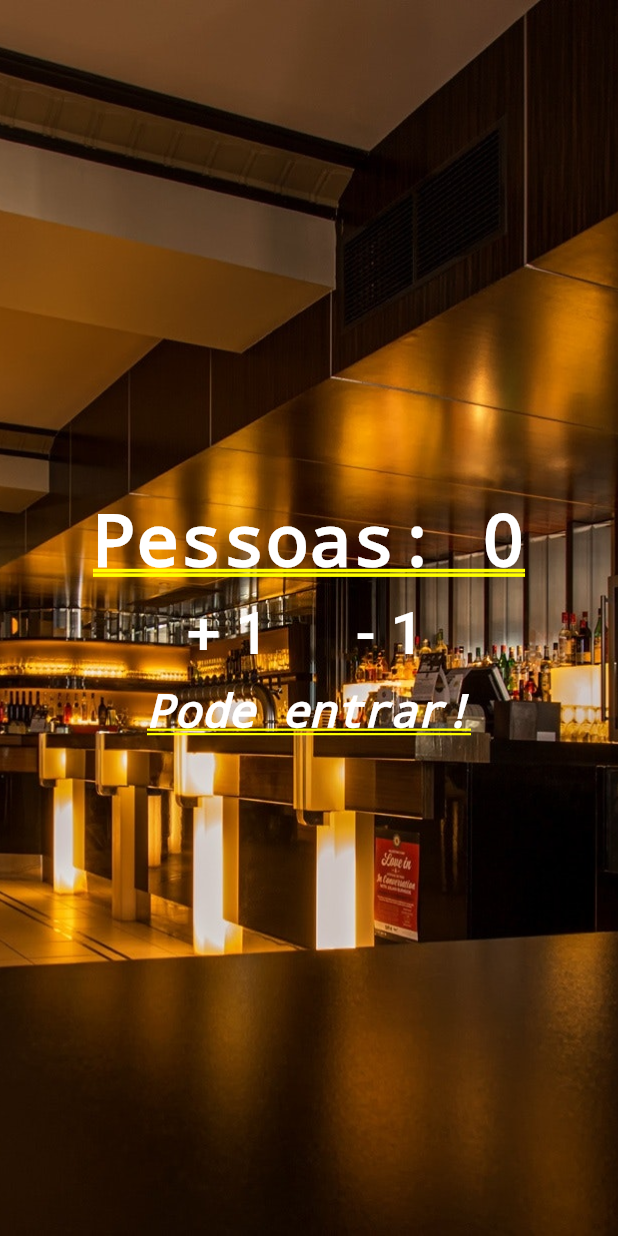
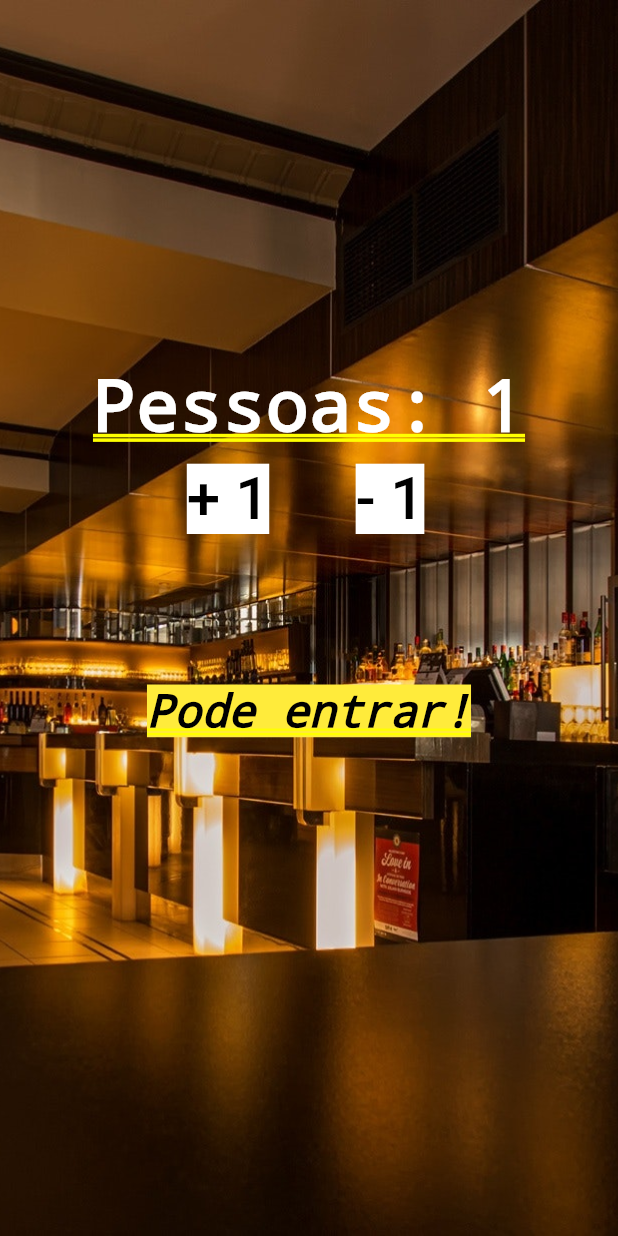
Before and after one commit to felipefabricio31/count-people-flutter, a Flutter app: the screen it shows after launch, after a tap on "+ 1", on a phone screen of 412 x 824 dp. Run offline on Flutter 3.47's test engine with Material 2 defaults, Android fonts, the phone set to English and light mode, and no system bars.

```diff
--- a/lib/main.dart
+++ b/lib/main.dart
@@ -1,9 +1,35 @@
 import 'package:flutter/material.dart';
 
 void main() {
-  runApp(MaterialApp(
-      title: "Contador de Pessoas",
-      home: Stack(
+  runApp(MaterialApp(title: "Contador de Pessoas", home: Home()));
+}
+
+class Home extends StatefulWidget {
+  @override
+  _HomeState createState() => _HomeState();
+}
+
+class _HomeState extends State<Home> {
+  int _people = 0;
+  String _infoText = "Pode Entrar!";
+
+  void _changePeople(int delta) {
+    setState(() {
+      _people += delta;
+
+      if (_people < 0) {
+        _infoText = "Mundo invertido?!";
+      } else if (_people <= 10) {
+        _infoText = "Pode entrar!";
+      } else {
+        _infoText = "Lotação máxima!";
+      }
+    });
+  }
+
+  @override
+  Widget build(BuildContext context) {
+    return Stack(
       children: <Widget>[
         Image.asset(
           "images/restaurant.jpg",
@@ -14,7 +40,7 @@ void main() {
           mainAxisAlignment: MainAxisAlignment.center,
           children: <Widget>[
             Text(
-                "Pessoas: 0",
+              "Pessoas: $_people",
               style:
                   TextStyle(color: Colors.white, fontWeight: FontWeight.bold),
             ),
@@ -27,9 +53,14 @@ void main() {
                   child: FlatButton(
                     child: Text(
                       "+ 1",
-                        style: TextStyle(fontSize: 40.0, color: Colors.white),
+                      style: TextStyle(
+                          fontSize: 40.0,
+                          color: Colors.black,
+                          backgroundColor: Colors.white),
                     ),
-                      onPressed: () {},
+                    onPressed: () {
+                      _changePeople(1);
+                    },
                   ),
                 ),
                 //
@@ -38,24 +69,34 @@ void main() {
                   child: FlatButton(
                     child: Text(
                       "- 1",
-                        style: TextStyle(fontSize: 40.0, color: Colors.white),
+                      style: TextStyle(
+                          fontSize: 40.0,
+                          color: Colors.black,
+                          backgroundColor: Colors.white),
                     ),
-                      onPressed: () {},
+                    onPressed: () {
+                      _changePeople(-1);
+                    },
                   ),
                 ),
                 //
                 //
               ],
             ),
-              Text(
-                "Pode entrar!",
+            Padding(
+              padding: EdgeInsets.all(90.0),
+              child: Text(
+                "$_infoText",
                 style: TextStyle(
-                    color: Colors.white,
+                    color: Colors.black,
                     fontStyle: FontStyle.italic,
-                    fontSize: 30.0),
+                    fontSize: 30.0,
+                    backgroundColor: Colors.yellow),
+              ),
             )
           ],
         )
       ],
-      )));
+    );
   }
+}
```
Lines whose indentation alone changed are shown as unchanged.
